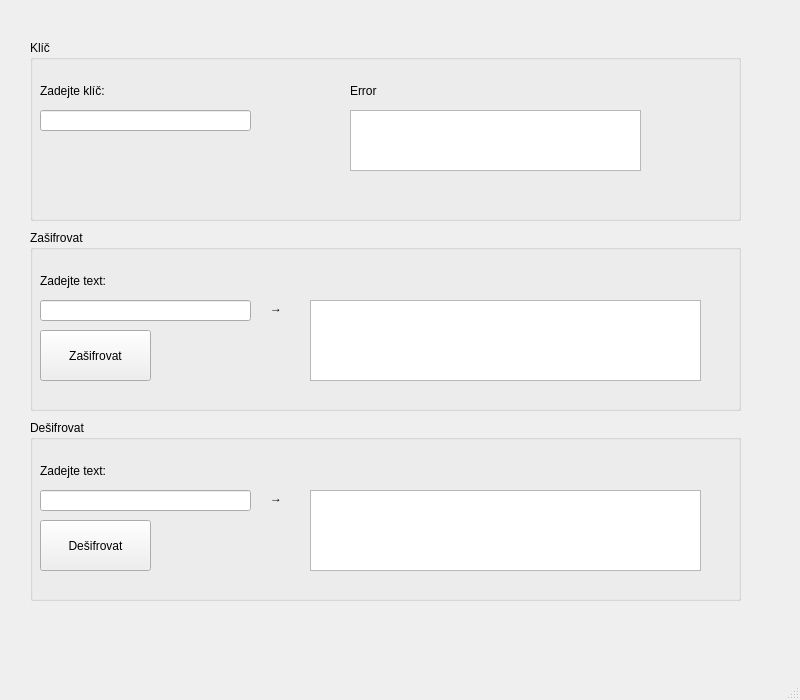
Old version of the form gui.ui in the repository WinterKRALLe/playfairPy.
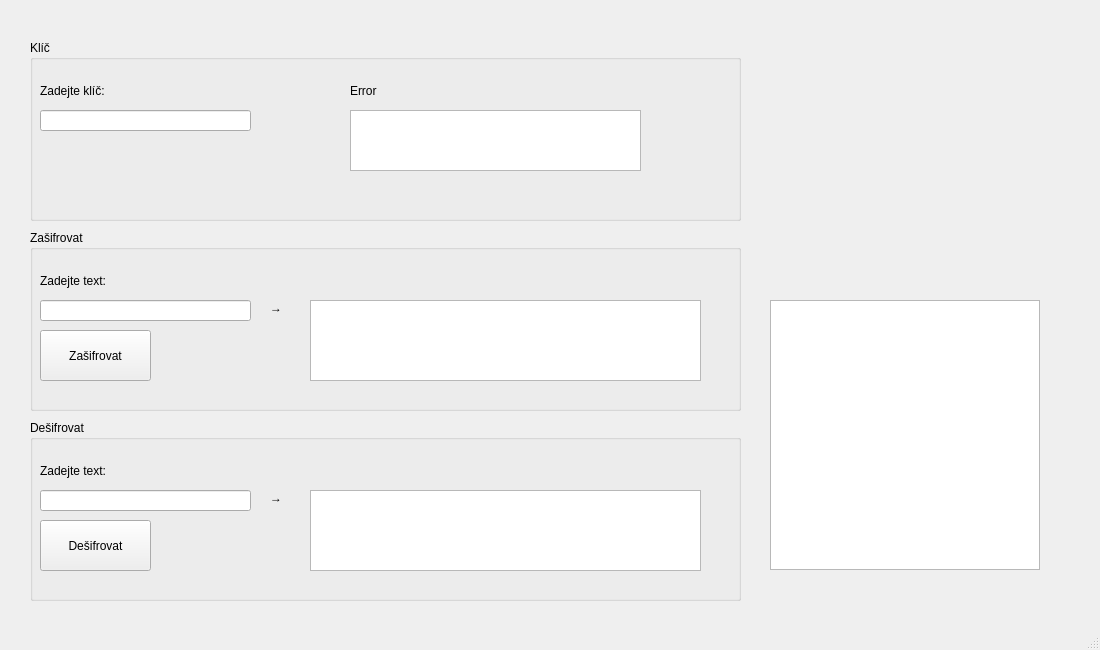
New version of the form.

What changed in the file:
```diff
--- a/gui.ui
+++ b/gui.ui
@@ -6,8 +6,8 @@
    <rect>
     <x>0</x>
     <y>0</y>
-    <width>800</width>
-    <height>700</height>
+    <width>1100</width>
+    <height>650</height>
    </rect>
   </property>
   <property name="windowTitle">
@@ -217,6 +217,49 @@
      </property>
     </widget>
    </widget>
+   <widget class="QTableWidget" name="matrix">
+    <property name="geometry">
+     <rect>
+      <x>770</x>
+      <y>300</y>
+      <width>270</width>
+      <height>270</height>
+     </rect>
+    </property>
+    <property name="frameShape">
+     <enum>QFrame::StyledPanel</enum>
+    </property>
+    <property name="sizeAdjustPolicy">
+     <enum>QAbstractScrollArea::AdjustToContents</enum>
+    </property>
+    <property name="alternatingRowColors">
+     <bool>true</bool>
+    </property>
+    <property name="textElideMode">
+     <enum>Qt::ElideMiddle</enum>
+    </property>
+    <property name="columnCount">
+     <number>0</number>
+    </property>
+    <attribute name="horizontalHeaderVisible">
+     <bool>false</bool>
+    </attribute>
+    <attribute name="horizontalHeaderCascadingSectionResizes">
+     <bool>false</bool>
+    </attribute>
+    <attribute name="horizontalHeaderHighlightSections">
+     <bool>false</bool>
+    </attribute>
+    <attribute name="verticalHeaderVisible">
+     <bool>false</bool>
+    </attribute>
+    <attribute name="verticalHeaderCascadingSectionResizes">
+     <bool>false</bool>
+    </attribute>
+    <attribute name="verticalHeaderHighlightSections">
+     <bool>false</bool>
+    </attribute>
+   </widget>
   </widget>
   <widget class="QStatusBar" name="statusbar"/>
  </widget>
```
